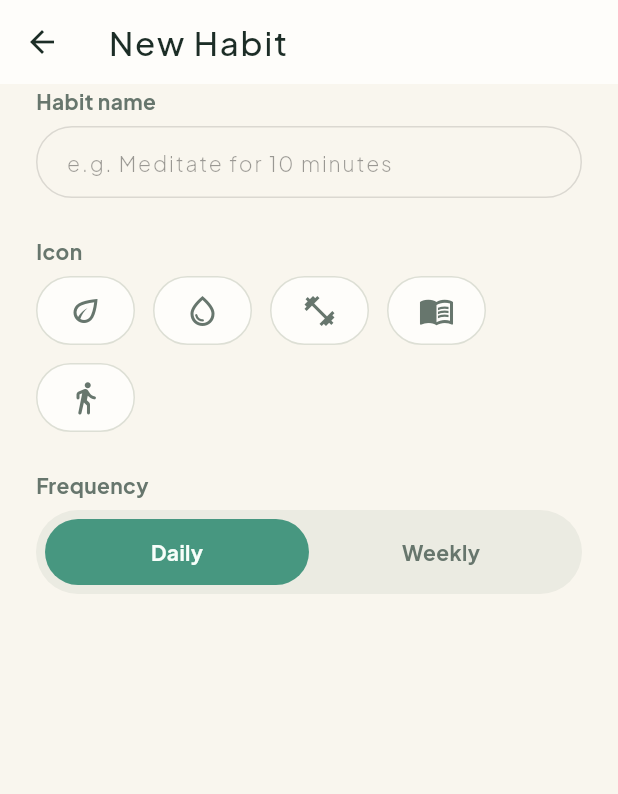
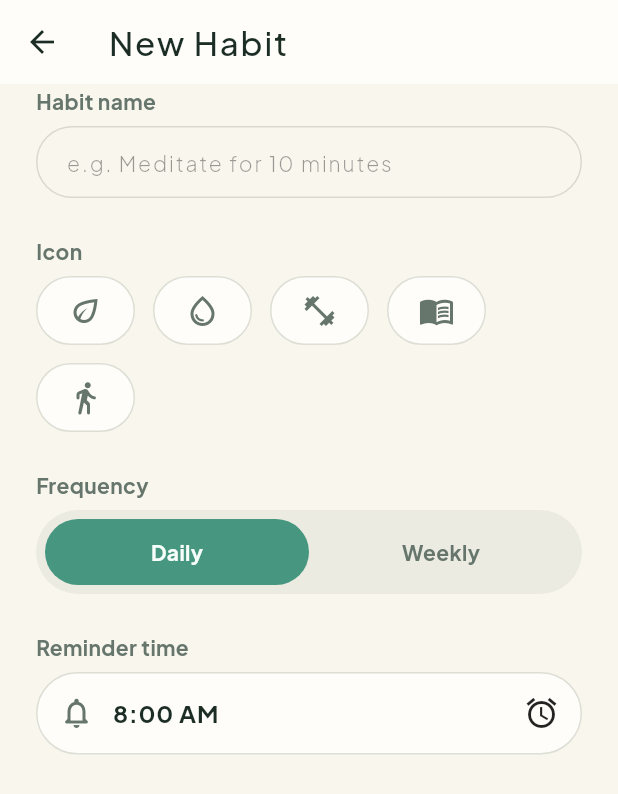
Before and after one commit to pakdhel/habitly-app-flutter, a Flutter app: the NewHabitScreen screen opened by its route, on a phone screen of 412 x 824 dp. Shown: the top 794 px of the screen. Run offline on Flutter 3.47's test engine with Material 3 defaults, Android fonts, the phone set to English and light mode, and no system bars; our stand-ins replace google_fonts.

Commit message:
membuat time picker

```diff
--- a/lib/screen/new_habit/new_habit_screen.dart
+++ b/lib/screen/new_habit/new_habit_screen.dart
@@ -1,6 +1,7 @@
 import 'package:flutter/material.dart';
 import 'package:habitly/screen/new_habit/frequency_widget.dart';
 import 'package:habitly/screen/new_habit/icon_select.dart';
+import 'package:habitly/screen/new_habit/reminder_time_widget.dart';
 
 class NewHabitScreen extends StatefulWidget {
   const NewHabitScreen({super.key});
@@ -78,6 +79,18 @@ class _NewHabitScreenState extends State<NewHabitScreen> {
                 print(selectedFrequency);
               },
             ),
+
+            SizedBox(height: 24),
+            Text(
+              'Reminder time',
+              style: textTheme.bodyMedium?.copyWith(
+                color: colorScheme.tertiary,
+                fontWeight: FontWeight.bold,
+              ),
+            ),
+
+            SizedBox(height: 6),
+            ReminderTimeWidget(),
           ],
         ),
       ),
--- /dev/null
+++ b/lib/screen/new_habit/reminder_time_widget.dart
@@ -0,0 +1,62 @@
+import 'package:flutter/material.dart';
+
+class ReminderTimeWidget extends StatefulWidget {
+  const ReminderTimeWidget({super.key});
+
+  @override
+  State<ReminderTimeWidget> createState() => _ReminderTimeWidgetState();
+}
+
+class _ReminderTimeWidgetState extends State<ReminderTimeWidget> {
+  TimeOfDay? timeOfDay;
+  static const TimeOfDay _defaultTime = TimeOfDay(hour: 8, minute: 0);
+
+  Future<void> timePicker() async {
+    TimeOfDay? newTime = await showTimePicker(
+      context: context,
+      initialTime: timeOfDay ?? _defaultTime,
+    );
+
+    if (newTime != null) {
+      setState(() {
+        timeOfDay = newTime;
+      });
+    }
+  }
+
+  @override
+  Widget build(BuildContext context) {
+    final colorScheme = Theme.of(context).colorScheme;
+    final textTheme = Theme.of(context).textTheme;
+
+    return GestureDetector(
+      onTap: timePicker,
+      child: Container(
+        padding: EdgeInsets.all(14),
+        decoration: BoxDecoration(
+          color: colorScheme.surface,
+          borderRadius: BorderRadius.circular(100),
+          border: Border.all(color: colorScheme.outline),
+        ),
+        child: Row(
+          children: [
+            Icon(Icons.notifications_none_rounded, color: colorScheme.tertiary),
+            SizedBox(width: 12),
+            Text(
+              timeOfDay == null
+                  ? _defaultTime.format(context)
+                  : timeOfDay!.format(context),
+
+              style: textTheme.bodyLarge?.copyWith(
+                fontWeight: FontWeight.bold,
+                color: colorScheme.onSurface,
+              ),
+            ),
+            const Spacer(),
+            Icon(Icons.alarm),
+          ],
+        ),
+      ),
+    );
+  }
+}
```
